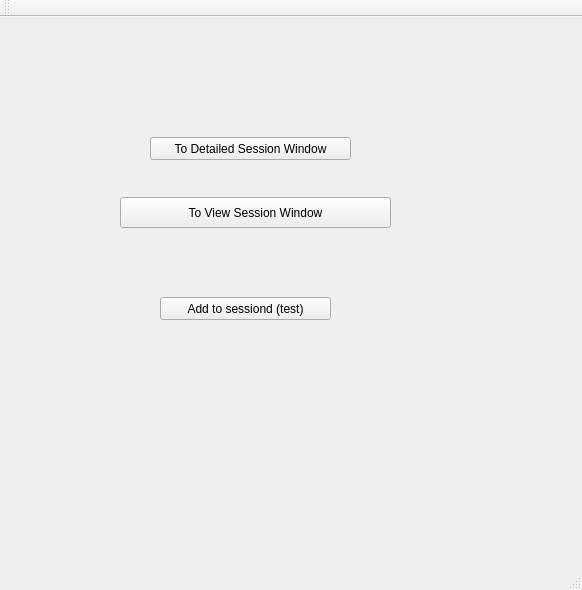
The window that StudyMeet/studymeet.ui (DanielCChavez/StudyMeet) describes before a commit, drawn with Qt 5.
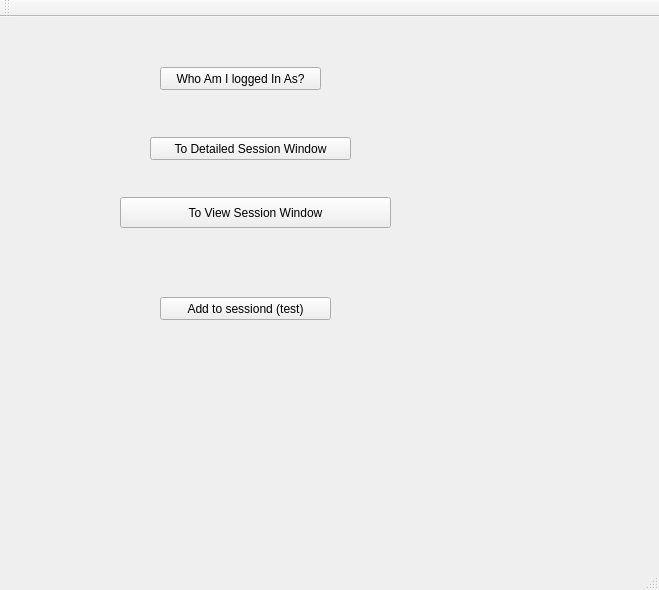
The same window after the commit.

Commit message: added login & logged in account

```diff
--- a/StudyMeet/studymeet.ui
+++ b/StudyMeet/studymeet.ui
@@ -6,7 +6,7 @@
    <rect>
     <x>0</x>
     <y>0</y>
-    <width>582</width>
+    <width>659</width>
     <height>590</height>
    </rect>
   </property>
@@ -53,6 +53,19 @@
      <string>Add to sessiond (test)</string>
     </property>
    </widget>
+   <widget class="QPushButton" name="loggedInAsButton">
+    <property name="geometry">
+     <rect>
+      <x>160</x>
+      <y>50</y>
+      <width>161</width>
+      <height>23</height>
+     </rect>
+    </property>
+    <property name="text">
+     <string>Who Am I logged In As?</string>
+    </property>
+   </widget>
   </widget>
   <widget class="QMenuBar" name="menuBar">
    <property name="geometry">
```
Left out of the diff: 2 changed lines with no effect on the pictures. The commit also changes 14 other files.
